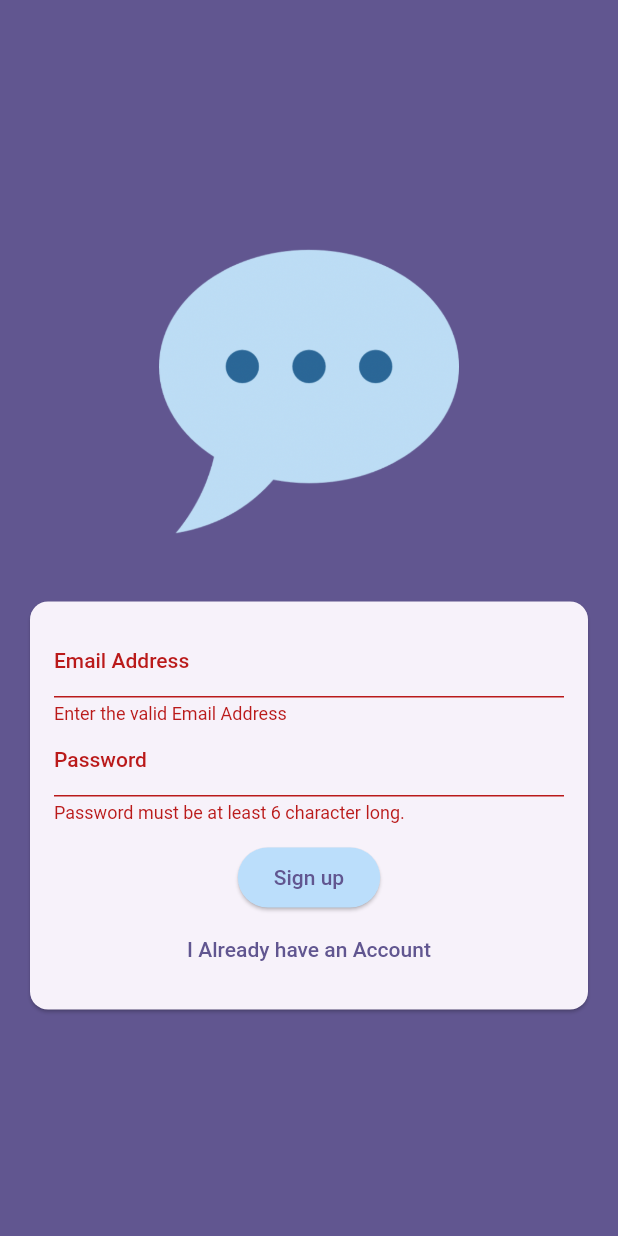
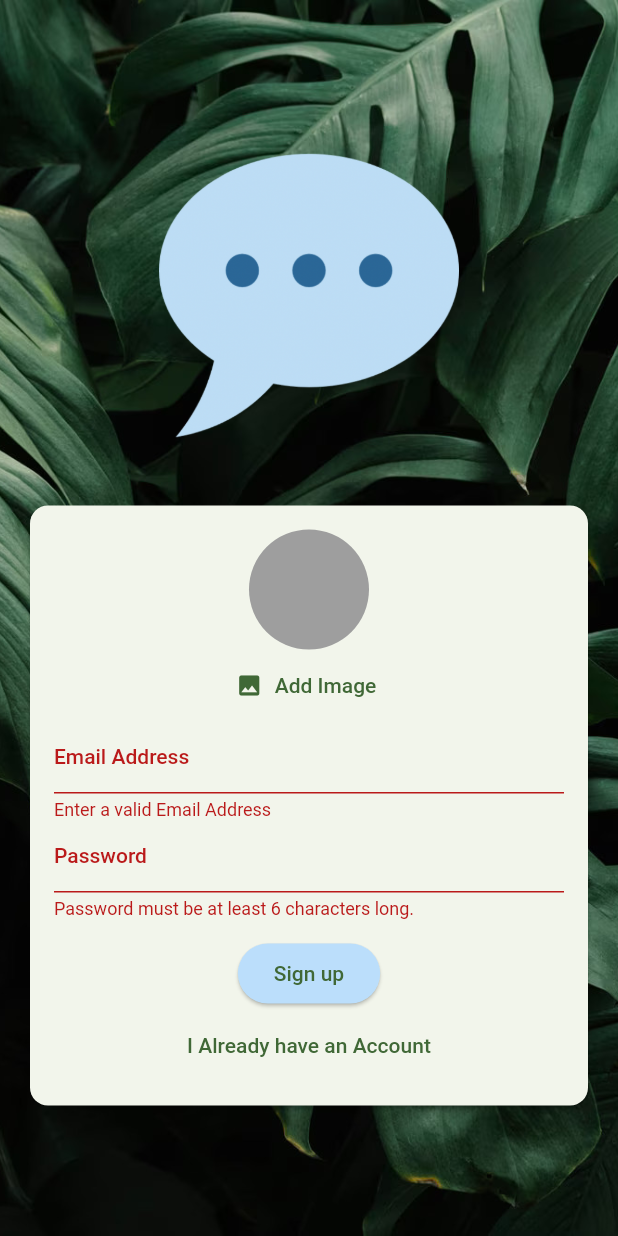
Before and after one commit to thinkofyashh/chat_app, a Flutter app: the screen it shows after launch, after a tap on "Login", after a tap on "Create an Account", on a phone screen of 412 x 824 dp. Run offline on Flutter 3.47's test engine with Material 2 defaults, Android fonts, the phone set to English and light mode, and no system bars; our stand-ins replace firebase_auth, firebase_core, firebase_storage, image_picker; accounts and stored records are empty.

Commit message:
created userimagepicker widget and then validated it and  uploaded the image to the firebase storage.

```diff
--- a/lib/main.dart
+++ b/lib/main.dart
@@ -1,6 +1,16 @@
 import 'package:chat_app/screens/auth.dart';
+import 'package:chat_app/screens/chat.dart';
+import 'package:chat_app/screens/splash.dart';
+import 'package:firebase_auth/firebase_auth.dart';
 import 'package:flutter/material.dart';
-void main() {
+
+import 'package:firebase_core/firebase_core.dart';
+import 'firebase_options.dart';
+void main() async{
+  WidgetsFlutterBinding.ensureInitialized();
+  await Firebase.initializeApp(
+    options: DefaultFirebaseOptions.currentPlatform,
+  );
   runApp(const MyApp());
 }
 class MyApp extends StatelessWidget {
@@ -8,13 +18,21 @@ class MyApp extends StatelessWidget {
   @override
   Widget build(BuildContext context) {
     return MaterialApp(
-      title: 'Flutter Demo',
+      title: 'chat app',
       theme: ThemeData().copyWith(
         useMaterial3: true,
         colorScheme: ColorScheme.fromSeed(
-            seedColor: const Color.fromARGB(255, 63, 17, 177)),
+            seedColor: const Color.fromARGB(255, 0,255,0)),
       ),
-      home:const  AuthScreen(),
+      home:StreamBuilder(stream:FirebaseAuth.instance.authStateChanges() ,builder: (ctx,snapshot){
+        if(snapshot.connectionState==ConnectionState.waiting){
+          return const SplashScreen();
+        }
+        if(snapshot.hasData){
+          return const ChatScreen();
+        }
+        return const AuthScreen();
+      },),
     );
   }
 }
--- a/lib/screens/auth.dart
+++ b/lib/screens/auth.dart
@@ -1,4 +1,11 @@
+import 'package:chat_app/widgets/user_image_picker.dart';
+import 'package:firebase_storage/firebase_storage.dart';
 import 'package:flutter/material.dart';
+import 'package:firebase_auth/firebase_auth.dart';
+import 'package:chat_app/widgets/user_image_picker.dart';
+import 'dart:io';
+
+final firebase = FirebaseAuth.instance;
 
 class AuthScreen extends StatefulWidget {
   const AuthScreen({Key? key}) : super(key: key);
@@ -11,23 +18,65 @@ class _AuthScreenState extends State<AuthScreen> {
   var isLogin = true;
   final form = GlobalKey<FormState>();
 
-  var enteredemail='';
-  var enteredpassword='';
+  var enteredemail = '';
+  var enteredpassword = '';
+  File? selectedimage;
 
-  void submit(){
-    final isValid=form.currentState!.validate();
-    if(isValid){
+  void submit() async {
+    final isValid = form.currentState!.validate();
+    if (!isValid || !isLogin && selectedimage == null) {
+      return;
+    }
     form.currentState!.save();
-      print(enteredemail);
-      print(enteredpassword);
+    if (isLogin) {
+      // log user in
+      try {
+        final usercredentials = await firebase.signInWithEmailAndPassword(
+            email: enteredemail, password: enteredpassword);
+      } on FirebaseAuthException catch (error) {
+        ScaffoldMessenger.of(context).clearSnackBars();
+        ScaffoldMessenger.of(context).showSnackBar(
+            SnackBar(content: Text(error.message ?? 'Authentication Failed')));
+      }
+    } else {
+      // sign up mode
+      try {
+        final usercredentials = await firebase.createUserWithEmailAndPassword(
+            email: enteredemail, password: enteredpassword);
+        final storageref = FirebaseStorage.instance
+            .ref()
+            .child("user_image")
+            .child('${usercredentials.user!.uid}.jpg');
+
+        storageref.putFile(selectedimage!);
+        final imageurl=await storageref.getDownloadURL();
+        print(imageurl);
+
+      } on FirebaseAuthException catch (error) {
+        // you can specifically handle each other
+        if (error.code == 'email-already-in-use') {
+          // . .. . ... .
+        }
+        ScaffoldMessenger.of(context).clearSnackBars();
+        ScaffoldMessenger.of(context).showSnackBar(
+            SnackBar(content: Text(error.message ?? 'Authentication Failed')));
+      }
     }
   }
 
   @override
   Widget build(BuildContext context) {
     return Scaffold(
-      backgroundColor: Theme.of(context).colorScheme.primary,
-      body: Center(
+      backgroundColor: Colors.transparent,
+      body: Stack(
+        children: [
+          Image.asset(
+            "assets/images/plant.jpg",
+            fit: BoxFit.cover,
+            width: double.infinity,
+            height: double.infinity,
+          ),
+          Center(
             child: SingleChildScrollView(
               child: Column(
                 mainAxisAlignment: MainAxisAlignment.center,
@@ -48,38 +97,44 @@ class _AuthScreenState extends State<AuthScreen> {
                           child: Column(
                             mainAxisSize: MainAxisSize.min,
                             children: [
+                              if (!isLogin)
+                                UserImagePicker(
+                                  onPickimage: (pickedimage) {
+                                    selectedimage = pickedimage;
+                                  },
+                                ), // Display UserImagePicker when !isLogin
                               TextFormField(
                                 decoration: const InputDecoration(
                                     labelText: "Email Address"),
                                 keyboardType: TextInputType.emailAddress,
                                 autocorrect: false,
                                 textCapitalization: TextCapitalization.none,
-                                onSaved: (value){
-                                  enteredemail=value!;
+                                onSaved: (value) {
+                                  enteredemail = value!;
                                 },
                                 validator: (value) {
                                   if (value == null ||
                                       value.trim().isEmpty ||
                                       !value.contains("@")) {
-                                    return "Enter the valid Email Address";
+                                    return "Enter a valid Email Address";
                                   }
                                   return null;
-                                }
+                                },
                               ),
                               TextFormField(
-                              decoration:
-                                  const InputDecoration(labelText: "Password"),
+                                decoration: const InputDecoration(
+                                    labelText: "Password"),
                                 keyboardType: TextInputType.text,
                                 obscureText: true,
                                 validator: (value) {
-                                if (value == null || value.trim().length < 6) {
-                                  return "Password must be at least 6 character long.";
+                                  if (value == null ||
+                                      value.trim().length < 6) {
+                                    return "Password must be at least 6 characters long.";
                                   }
                                   return null;
                                 },
-                              onSaved: (value){
-                                enteredpassword=value!;
-
+                                onSaved: (value) {
+                                  enteredpassword = value!;
                                 },
                               ),
                               const SizedBox(
@@ -102,13 +157,16 @@ class _AuthScreenState extends State<AuthScreen> {
                                       : "I Already have an Account"))
                             ],
                           ),
-                      )),
+                        ),
+                      ),
                     ),
                   )
                 ],
               ),
             ),
           ),
+        ],
+      ),
     );
   }
 }
--- /dev/null
+++ b/lib/screens/chat.dart
@@ -0,0 +1,25 @@
+import 'package:firebase_auth/firebase_auth.dart';
+import 'package:flutter/material.dart';
+
+class ChatScreen extends StatelessWidget {
+  const ChatScreen({Key? key}) : super(key: key);
+
+  @override
+  Widget build(BuildContext context) {
+    return Scaffold(
+      appBar: AppBar(
+        title: const Text("Chats"),
+        actions: [
+          IconButton(
+              onPressed: () {
+                FirebaseAuth.instance.signOut();
+              },
+              icon: const Icon(Icons.exit_to_app_rounded))
+        ],
+      ),
+      body: const Center(
+        child: Text("logged in"),
+      ),
+    );
+  }
+}
--- /dev/null
+++ b/lib/screens/splash.dart
@@ -0,0 +1,17 @@
+import 'package:flutter/material.dart';
+
+class SplashScreen extends StatelessWidget {
+  const SplashScreen({Key? key}) : super(key: key);
+
+  @override
+  Widget build(BuildContext context) {
+    return Scaffold(
+      appBar: AppBar(
+        title: const Text("Chat App"),
+      ),
+      body: const Center(
+        child: Text("loading...."),
+      ),
+    );
+  }
+}
--- /dev/null
+++ b/lib/widgets/user_image_picker.dart
@@ -0,0 +1,49 @@
+import 'dart:math';
+
+import 'package:flutter/material.dart';
+import 'package:image_picker/image_picker.dart';
+
+import 'dart:io';
+
+class UserImagePicker extends StatefulWidget {
+  const UserImagePicker({Key? key,required this.onPickimage}) : super(key: key);
+
+  final void Function(File pickedimage) onPickimage;
+
+  @override
+  State<UserImagePicker> createState() => _UserImagePickerState();
+}
+
+class _UserImagePickerState extends State<UserImagePicker> {
+  File? pickedimagefile;
+  void pickimage()async{
+   final pickedimage=await ImagePicker().pickImage(source:ImageSource.camera,imageQuality: 50,maxWidth: 150);
+
+   if(pickedimage==null){
+     return ;
+   }
+   setState(() {
+     pickedimagefile=File(pickedimage.path);
+   });
+   widget.onPickimage(pickedimagefile!);
+  }
+  @override
+  Widget build(BuildContext context) {
+    return Column(
+      children: [
+        CircleAvatar(
+          radius: 40,
+          backgroundColor: Colors.grey,
+          foregroundImage:pickedimagefile!=null ? FileImage(pickedimagefile!):null,
+        ),
+        TextButton.icon(
+            onPressed: pickimage,
+            icon:const  Icon(Icons.image),
+            label: Text(
+              "Add Image",
+              style: TextStyle(color: Theme.of(context).colorScheme.primary),
+            ))
+      ],
+    );
+  }
+}
--- a/pubspec.yaml
+++ b/pubspec.yaml
@@ -35,6 +35,10 @@ dependencies:
   # The following adds the Cupertino Icons font to your application.
   # Use with the CupertinoIcons class for iOS style icons.
   cupertino_icons: ^1.0.2
+  firebase_core: ^2.15.1
+  firebase_auth: ^4.7.3
+  firebase_storage: ^11.2.8
+  image_picker: ^1.0.4
 
 dev_dependencies:
   flutter_test:
@@ -61,6 +65,8 @@ flutter:
   # To add assets to your application, add an assets section, like this:
   assets:
   - assets/images/chat.png
+  - assets/images/plant.jpg
+  - assets/images/plantsystem.jpg
   #   - images/a_dot_ham.jpeg
 
   # An image asset can refer to one or more resolution-specific "variants", see
```
Also changed, not shown: assets/images/plant.jpg (added), assets/images/plantsystem.jpg (added), lib/firebase_options.dart (added), pubspec.lock, 20 other files. Lines whose indentation alone changed are shown as unchanged.
